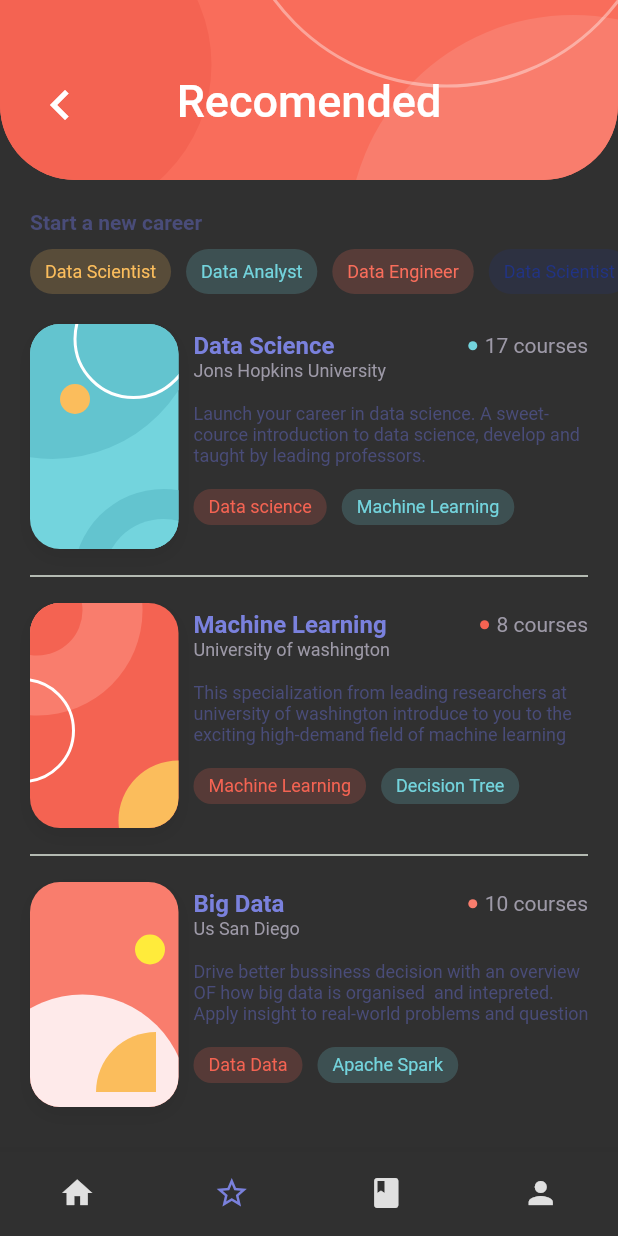
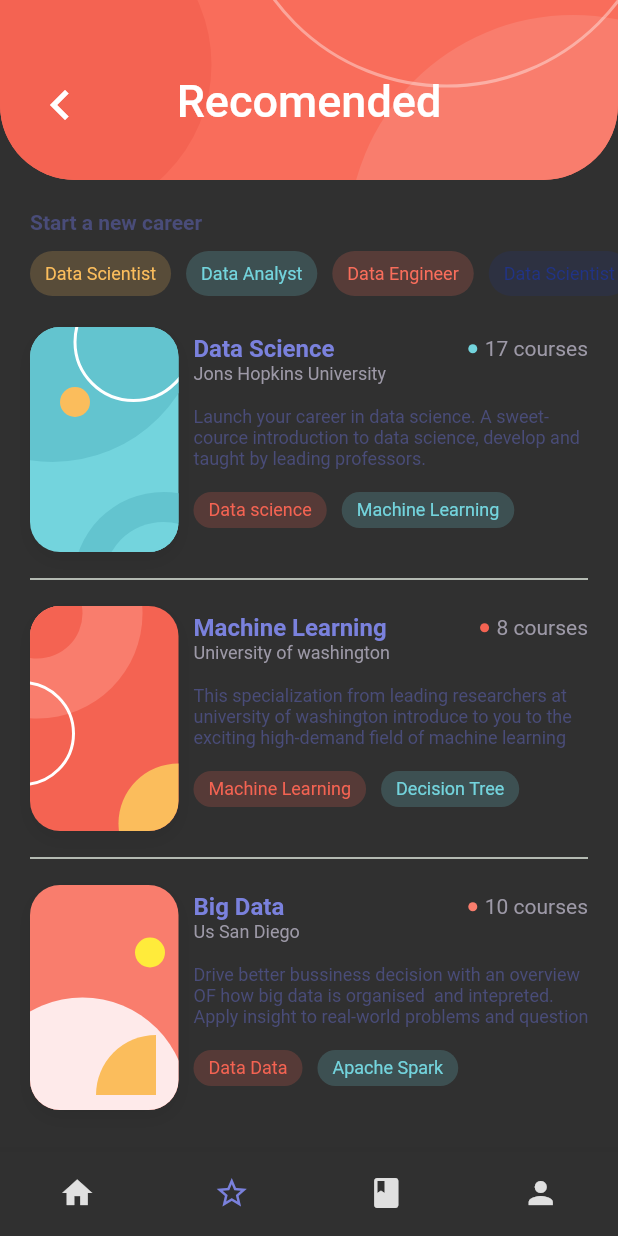
Before and after one commit to TheAlphamerc/flutter_smart_course, a Flutter app: the screen it shows after launch, item 2 of the bottom bar chosen, on a phone screen of 412 x 824 dp. Run offline on Flutter 3.47's test engine with Material 2 defaults, Android fonts, the phone set to English and light mode, and no system bars; network calls fail.

Commit message:
screenshot added

```diff
--- a/lib/src/pages/recomended_page.dart
+++ b/lib/src/pages/recomended_page.dart
@@ -83,7 +83,7 @@ class RecomendedPage extends StatelessWidget {
   Widget _categoryRow(String title) {
     return Container(
       // margin: EdgeInsets.symmetric(horizontal: 20),
-      height: 66,
+      height: 68,
       child: Column(
         crossAxisAlignment: CrossAxisAlignment.start,
         mainAxisAlignment: MainAxisAlignment.spaceBetween,
```
Also changed, not shown: 4 other files.
